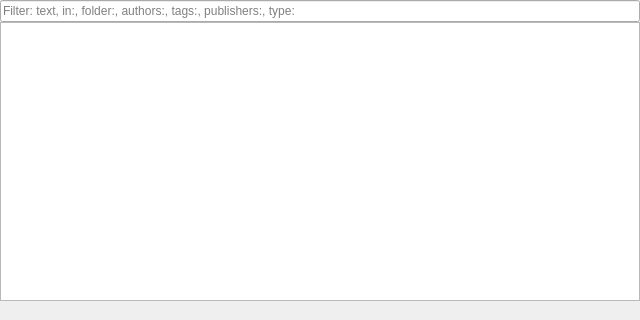
The window that packages/rehuco-agent/src/rehuco_agent/rehuco/rehuco_browser_panel.ui (borco/rehuco) describes before a commit, drawn with Qt 5.
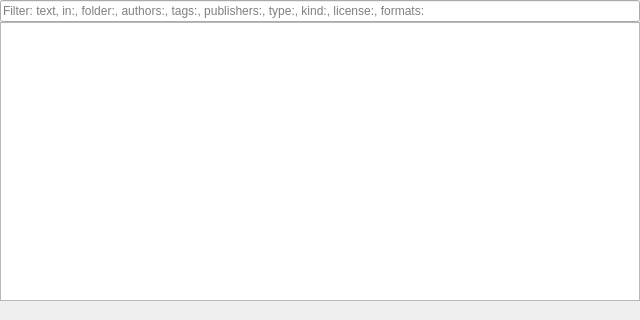
The same window after the commit.

What changed in the file:
```diff
--- a/packages/rehuco-agent/src/rehuco_agent/rehuco/rehuco_browser_panel.ui
+++ b/packages/rehuco-agent/src/rehuco_agent/rehuco/rehuco_browser_panel.ui
@@ -29,7 +29,7 @@
    <item>
     <widget class="QLineEdit" name="filter_edit">
      <property name="placeholderText">
-      <string>Filter: text, in:, folder:, authors:, tags:, publishers:, type:</string>
+      <string>Filter: text, in:, folder:, authors:, tags:, publishers:, type:, kind:, license:, formats:</string>
      </property>
     </widget>
    </item>
```
